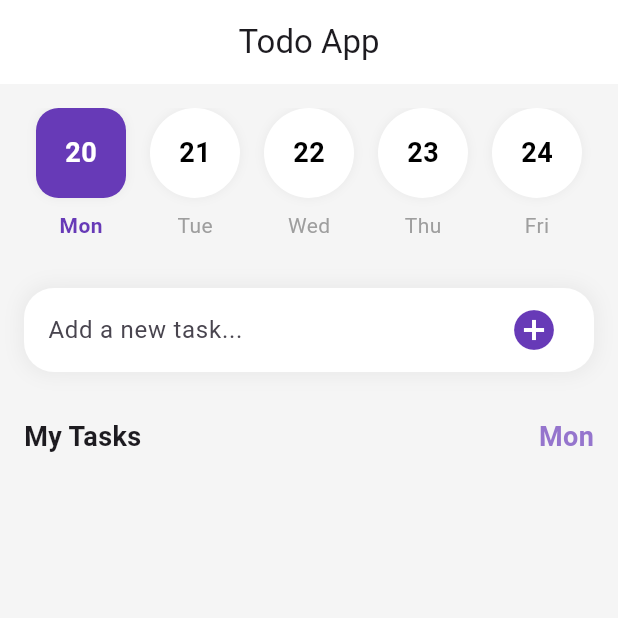
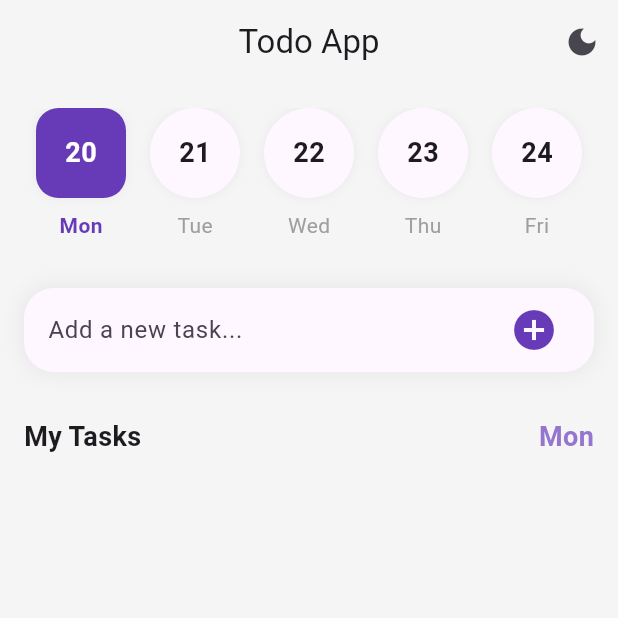
Before and after one commit to 11982-yr/FlutterTodo, a Flutter app: the screen it shows after launch, on a phone screen of 412 x 824 dp, the top half of it. Run offline on Flutter 3.47's test engine with Material 3 defaults, Android fonts, the phone set to English and light mode, and no system bars.

Commit message:
DarkMode theme

```diff
--- a/frontend/lib/main.dart
+++ b/frontend/lib/main.dart
@@ -4,21 +4,55 @@ void main() {
   runApp(const MyApp());
 }
 
-class MyApp extends StatelessWidget {
+class MyApp extends StatefulWidget {
   const MyApp({super.key});
 
   @override
-  Widget build(BuildContext context) {
+  State<MyApp> createState() => _MyAppState();
+}
+
+class _MyAppState extends State<MyApp> {
+  // Fixed typo: 'false' instead of 'flase'
+  bool _isDarkMode = false;
+
+  void _toggleTheme() {
+    setState(() {
+      _isDarkMode = !_isDarkMode;
+    });
+  }
+
+  @override
+  Widget build(BuildContext context) { // Fixed typo: 'BuildContext'
     return MaterialApp(
-      debugShowCheckedModeBanner: false, // Removes the "debug" banner
-      theme: ThemeData(primarySwatch: Colors.deepPurple, useMaterial3: true),
-      home: const TodoPage(),
+      debugShowCheckedModeBanner: false,
+      // Define Light Theme
+      theme: ThemeData(
+        brightness: Brightness.light,
+        useMaterial3: true,
+        colorSchemeSeed: Colors.deepPurple,
+      ),
+      // Define Dark Theme logic
+      darkTheme: ThemeData(
+        brightness: Brightness.dark,
+        useMaterial3: true,
+        colorSchemeSeed: Colors.deepPurple,
+      ),
+      themeMode: _isDarkMode ? ThemeMode.dark : ThemeMode.light,
+      // Pass state and function to TodoPage
+      home: TodoPage(isDarkMode: _isDarkMode, onThemeChanged: _toggleTheme),
     );
   }
 }
 
 class TodoPage extends StatefulWidget {
-  const TodoPage({super.key});
+  final bool isDarkMode;
+  final VoidCallback onThemeChanged;
+
+  const TodoPage({
+    super.key,
+    required this.isDarkMode,
+    required this.onThemeChanged
+  });
 
   @override
   State<TodoPage> createState() => _TodoPageState();
@@ -32,32 +66,36 @@ class _TodoPageState extends State<TodoPage> {
   Widget build(BuildContext context) {
     // --- Calendar logic --
     DateTime now = DateTime.now();
-
-    // Days of the week
     DateTime monday = now.subtract(Duration(days: now.weekday - 1));
     List<String> days = ['Mon', 'Tue', 'Wed', 'Thu', 'Fri', 'Sat', 'Sun'];
-
-    // Fix: Define currentDay here so it can be used below
     String currentDay = days[now.weekday - 1];
-
     //-------------
 
     return Scaffold(
-      backgroundColor: Colors.grey[100], // Subtle background color
+      // Uses a dynamic background color
+      backgroundColor: Theme.of(context).brightness == Brightness.dark
+          ? Colors.black
+          : Colors.grey[100],
       appBar: AppBar(
         title: const Text("Todo App"),
         centerTitle: true,
-        backgroundColor: Colors.white,
+        backgroundColor: Colors.transparent,
         elevation: 0,
+        actions: [
+          // Theme Toggle Button
+          IconButton(
+            icon: Icon(widget.isDarkMode ? Icons.light_mode : Icons.dark_mode),
+            onPressed: widget.onThemeChanged,
+          ),
+        ],
       ),
 
-      // AppBar
       body: Padding(
         padding: const EdgeInsets.all(16.0),
         child: Column(
           crossAxisAlignment: CrossAxisAlignment.start,
           children: [
-            // Horizontal Calendar here
+            // Horizontal Calendar
             SizedBox(
               height: 100,
               child: ListView.builder(
@@ -74,10 +112,9 @@ class _TodoPageState extends State<TodoPage> {
                         height: 60,
                         margin: const EdgeInsets.symmetric(horizontal: 8),
                         decoration: BoxDecoration(
-                          color: isToday ? Colors.deepPurple : Colors.white,
-                          borderRadius: BorderRadius.circular(
-                            isToday ? 15 : 30,
-                          ),
+                          // Dynamic color: Purple if today, otherwise the theme's card color
+                          color: isToday ? Colors.deepPurple : Theme.of(context).cardColor,
+                          borderRadius: BorderRadius.circular(isToday ? 15 : 30),
                           boxShadow: [
                             BoxShadow(
                               color: Colors.black.withOpacity(0.05),
@@ -89,7 +126,7 @@ class _TodoPageState extends State<TodoPage> {
                           child: Text(
                             "${date.day}",
                             style: TextStyle(
-                              color: isToday ? Colors.white : Colors.black,
+                              color: isToday ? Colors.white : Theme.of(context).textTheme.bodyLarge?.color,
                               fontWeight: FontWeight.bold,
                               fontSize: 18,
                             ),
@@ -101,9 +138,7 @@ class _TodoPageState extends State<TodoPage> {
                         days[index],
                         style: TextStyle(
                           color: isToday ? Colors.deepPurple : Colors.grey,
-                          fontWeight: isToday
-                              ? FontWeight.bold
-                              : FontWeight.normal,
+                          fontWeight: isToday ? FontWeight.bold : FontWeight.normal,
                         ),
                       ),
                     ],
@@ -114,11 +149,11 @@ class _TodoPageState extends State<TodoPage> {
 
             const SizedBox(height: 20),
 
-            // --- Upgraded Input Container ---
+            // --- Input Container ---
             Container(
               padding: const EdgeInsets.symmetric(horizontal: 16, vertical: 4),
               decoration: BoxDecoration(
-                color: Colors.white,
+                color: Theme.of(context).cardColor,
                 borderRadius: BorderRadius.circular(20),
                 boxShadow: [
                   BoxShadow(
@@ -140,11 +175,7 @@ class _TodoPageState extends State<TodoPage> {
                     ),
                   ),
                   IconButton(
-                    icon: const Icon(
-                      Icons.add_circle,
-                      color: Colors.deepPurple,
-                      size: 32,
-                    ),
+                    icon: const Icon(Icons.add_circle, color: Colors.deepPurple, size: 32),
                     onPressed: () {
                       setState(() {
                         if (_controller.text.isNotEmpty) {
@@ -167,7 +198,7 @@ class _TodoPageState extends State<TodoPage> {
                   style: TextStyle(fontSize: 18, fontWeight: FontWeight.bold),
                 ),
                 Text(
-                  currentDay, // Fixed usage
+                  currentDay,
                   style: TextStyle(
                     fontSize: 18,
                     fontWeight: FontWeight.bold,
@@ -178,7 +209,7 @@ class _TodoPageState extends State<TodoPage> {
             ),
             const SizedBox(height: 10),
 
-            // --- The List of Tasks ---
+            // --- Task List ---
             Expanded(
               child: _tasks.isEmpty
                   ? const Center(child: Text("No tasks yet!"))
@@ -187,22 +218,16 @@ class _TodoPageState extends State<TodoPage> {
                       itemBuilder: (context, index) {
                         return Card(
                           elevation: 0,
-                          color: Colors.white,
+                          color: Theme.of(context).cardColor,
                           margin: const EdgeInsets.only(bottom: 10),
                           shape: RoundedRectangleBorder(
                             borderRadius: BorderRadius.circular(12),
                           ),
                           child: ListTile(
                             title: Text(_tasks[index]),
-                            leading: const Icon(
-                              Icons.circle_outlined,
-                              color: Colors.deepPurple,
-                            ),
+                            leading: const Icon(Icons.circle_outlined, color: Colors.deepPurple),
                             trailing: IconButton(
-                              icon: const Icon(
-                                Icons.delete,
-                                color: Colors.redAccent,
-                              ),
+                              icon: const Icon(Icons.delete, color: Colors.redAccent),
                               onPressed: () {
                                 setState(() {
                                   _tasks.removeAt(index);
```
